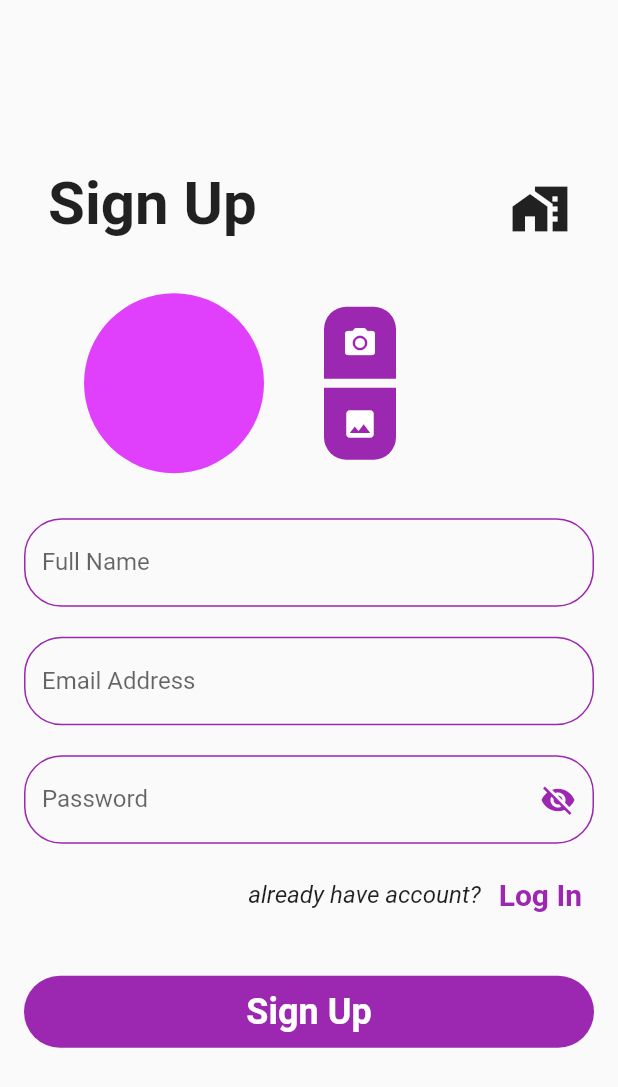
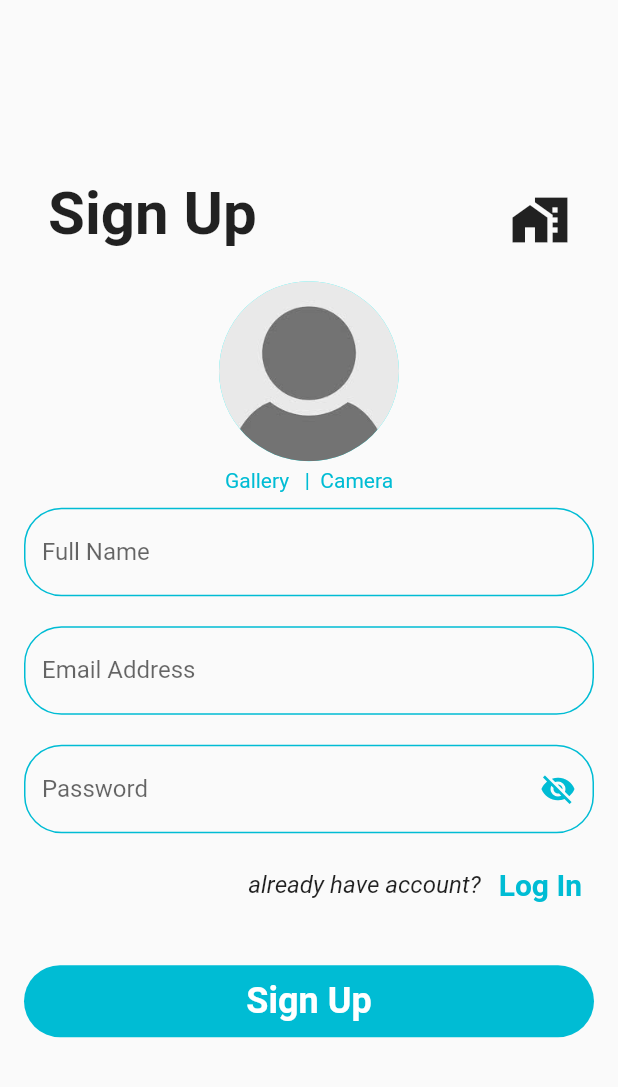
Before and after one commit to Rishika1412/multi_store, a Flutter app: the CustomerRegister screen opened by its route, after a tap on the "home work" icon, after a tap on "Log In", after a tap on "Sign Up", on a phone screen of 412 x 824 dp. Shown: the top 1087 px of the screen. Run offline on Flutter 3.47's test engine with Material 2 defaults, Android fonts, the phone set to English and light mode, and no system bars; our stand-ins replace animated_text_kit, badges, cloud_firestore, expandable, firebase_auth, firebase_core and 12 more; missing offline and left inert: country_state_city_picker, flutter_stripe, staggered_grid_view_flutter; accounts and stored records are empty; network calls fail; project files that could hold a hidden picture were left out.

Commit message:
changes in signup screens

```diff
--- a/lib/auth/customer_signup.dart
+++ b/lib/auth/customer_signup.dart
@@ -4,6 +4,7 @@ import 'dart:io';
 
 import 'package:cloud_firestore/cloud_firestore.dart';
 import 'package:firebase_auth/firebase_auth.dart';
+import 'package:flutter/gestures.dart';
 import 'package:flutter/material.dart';
 import 'package:multi_store/providers/auht_repo.dart';
 import 'package:multi_store/widgets/auth_widgets.dart';
@@ -145,57 +146,63 @@ class _CustomerRegisterState extends State<CustomerRegister> {
                   child: Column(
                     children: [
                       const AuthHeaderLabel(headerLabel: 'Sign Up'),
-                      Row(
+                      if (_imageFile == null)
+                        Column(
+                          children: [
+                            const Padding(
+                              padding: EdgeInsets.symmetric(
+                                  vertical: 5, horizontal: 40),
+                              child: CircleAvatar(
+                                radius: 60,
+                                backgroundColor: Colors.cyanAccent,
+                                backgroundImage:
+                                    AssetImage('images/inapp/guest.jpg'),
+                              ),
+                            ),
+                            RichText(
+                              text: TextSpan(
+                                  text: 'Gallery   | ',
+                                  style: TextStyle(color: Colors.cyan),
+                                  children: [
+                                    TextSpan(
+                                        text: ' Camera',
+                                        style: TextStyle(color: Colors.cyan),
+                                        recognizer: TapGestureRecognizer()
+                                          ..onTap =
+                                              (() => _pickImageFromCamera())),
+                                  ],
+                                  recognizer: TapGestureRecognizer()
+                                    ..onTap = (() => _pickImageFromGallery())),
+                            )
+                          ],
+                        ),
+                      if (_imageFile != null)
+                        Column(
                           children: [
                             Padding(
                               padding: const EdgeInsets.symmetric(
-                                vertical: 20, horizontal: 40),
+                                  vertical: 5, horizontal: 40),
                               child: CircleAvatar(
                                 radius: 60,
-                              backgroundColor: Colors.purpleAccent,
-                              backgroundImage: _imageFile == null
-                                  ? null
-                                  : FileImage(File(_imageFile!.path)),
+                                backgroundColor: Colors.cyanAccent,
+                                backgroundImage:
+                                    FileImage(File(_imageFile!.path)),
                               ),
                             ),
-                          Column(
+                            RichText(
+                              text: TextSpan(
+                                  text: 'Gallery   | ',
+                                  style: TextStyle(color: Colors.cyan),
                                   children: [
-                              Container(
-                                decoration: const BoxDecoration(
-                                    color: Colors.purple,
-                                    borderRadius: BorderRadius.only(
-                                        topLeft: Radius.circular(15),
-                                        topRight: Radius.circular(15))),
-                                child: IconButton(
-                                  icon: const Icon(
-                                    Icons.camera_alt,
-                                    color: Colors.white,
-                                  ),
-                                  onPressed: () {
-                                    _pickImageFromCamera();
-                                  },
-                                ),
-                              ),
-                              const SizedBox(
-                                height: 6,
-                              ),
-                              Container(
-                                decoration: const BoxDecoration(
-                                    color: Colors.purple,
-                                    borderRadius: BorderRadius.only(
-                                        bottomLeft: Radius.circular(15),
-                                        bottomRight: Radius.circular(15))),
-                                child: IconButton(
-                                  icon: const Icon(
-                                    Icons.photo,
-                                    color: Colors.white,
-                                  ),
-                                  onPressed: () {
-                                    _pickImageFromGallery();
-                                  },
-                                ),
-                              )
+                                    TextSpan(
+                                        text: '  Camera',
+                                        style: TextStyle(color: Colors.cyan),
+                                        recognizer: TapGestureRecognizer()
+                                          ..onTap =
+                                              (() => _pickImageFromCamera())),
                                   ],
+                                  recognizer: TapGestureRecognizer()
+                                    ..onTap = (() => _pickImageFromGallery())),
                             )
                           ],
                         ),
@@ -264,7 +271,7 @@ class _CustomerRegisterState extends State<CustomerRegister> {
                                   passwordVisible
                                       ? Icons.visibility
                                       : Icons.visibility_off,
-                                  color: Colors.purple,
+                                  color: Colors.cyan,
                                 )),
                             labelText: 'Password',
                             hintText: 'Enter your password',
@@ -281,7 +288,7 @@ class _CustomerRegisterState extends State<CustomerRegister> {
                       ),
                       processing == true
                           ? const CircularProgressIndicator(
-                              color: Colors.purple,
+                              color: Colors.cyan,
                             )
                           : AuthMainButton(
                               mainButtonLabel: 'Sign Up',
--- a/lib/auth/supplier_login.dart
+++ b/lib/auth/supplier_login.dart
@@ -152,7 +152,7 @@ class _SupplierLoginState extends State<SupplierLogin> {
                                   passwordVisible
                                       ? Icons.visibility
                                       : Icons.visibility_off,
-                                  color: Colors.purple,
+                                  color: Colors.cyan,
                                 )),
                             labelText: 'Password',
                             hintText: 'Enter your password',
@@ -183,7 +183,7 @@ class _SupplierLoginState extends State<SupplierLogin> {
                       processing == true
                           ? const Center(
                               child: CircularProgressIndicator(
-                              color: Colors.purple,
+                              color: Colors.cyan,
                             ))
                           : AuthMainButton(
                               mainButtonLabel: 'Log In',
--- a/lib/auth/supplier_signup.dart
+++ b/lib/auth/supplier_signup.dart
@@ -4,6 +4,7 @@ import 'dart:io';
 
 import 'package:cloud_firestore/cloud_firestore.dart';
 import 'package:firebase_auth/firebase_auth.dart';
+import 'package:flutter/gestures.dart';
 import 'package:flutter/material.dart';
 import 'package:multi_store/providers/auht_repo.dart';
 import 'package:multi_store/widgets/auth_widgets.dart';
@@ -170,57 +171,63 @@ class _SupplierRegisterState extends State<SupplierRegister> {
                   child: Column(
                     children: [
                       const AuthHeaderLabel(headerLabel: 'Sign Up'),
-                      Row(
+                      if (_imageFile == null)
+                        Column(
+                          children: [
+                            const Padding(
+                              padding: EdgeInsets.symmetric(
+                                  vertical: 5, horizontal: 40),
+                              child: CircleAvatar(
+                                radius: 60,
+                                backgroundColor: Colors.cyanAccent,
+                                backgroundImage:
+                                    AssetImage('images/inapp/guest.jpg'),
+                              ),
+                            ),
+                            RichText(
+                              text: TextSpan(
+                                  text: 'Gallery   | ',
+                                  style: TextStyle(color: Colors.cyan),
+                                  children: [
+                                    TextSpan(
+                                        text: ' Camera',
+                                        style: TextStyle(color: Colors.cyan),
+                                        recognizer: TapGestureRecognizer()
+                                          ..onTap =
+                                              (() => _pickImageFromCamera())),
+                                  ],
+                                  recognizer: TapGestureRecognizer()
+                                    ..onTap = (() => _pickImageFromGallery())),
+                            )
+                          ],
+                        ),
+                      if (_imageFile != null)
+                        Column(
                           children: [
                             Padding(
                               padding: const EdgeInsets.symmetric(
-                                vertical: 20, horizontal: 40),
+                                  vertical: 5, horizontal: 40),
                               child: CircleAvatar(
                                 radius: 60,
-                              backgroundColor: Colors.purpleAccent,
-                              backgroundImage: _imageFile == null
-                                  ? null
-                                  : FileImage(File(_imageFile!.path)),
+                                backgroundColor: Colors.cyanAccent,
+                                backgroundImage:
+                                    FileImage(File(_imageFile!.path)),
                               ),
                             ),
-                          Column(
+                            RichText(
+                              text: TextSpan(
+                                  text: 'Gallery   | ',
+                                  style: TextStyle(color: Colors.cyan),
                                   children: [
-                              Container(
-                                decoration: const BoxDecoration(
-                                    color: Colors.purple,
-                                    borderRadius: BorderRadius.only(
-                                        topLeft: Radius.circular(15),
-                                        topRight: Radius.circular(15))),
-                                child: IconButton(
-                                  icon: const Icon(
-                                    Icons.camera_alt,
-                                    color: Colors.white,
-                                  ),
-                                  onPressed: () {
-                                    _pickImageFromCamera();
-                                  },
-                                ),
-                              ),
-                              const SizedBox(
-                                height: 6,
-                              ),
-                              Container(
-                                decoration: const BoxDecoration(
-                                    color: Colors.purple,
-                                    borderRadius: BorderRadius.only(
-                                        bottomLeft: Radius.circular(15),
-                                        bottomRight: Radius.circular(15))),
-                                child: IconButton(
-                                  icon: const Icon(
-                                    Icons.photo,
-                                    color: Colors.white,
-                                  ),
-                                  onPressed: () {
-                                    _pickImageFromGallery();
-                                  },
-                                ),
-                              )
+                                    TextSpan(
+                                        text: '  Camera',
+                                        style: TextStyle(color: Colors.cyan),
+                                        recognizer: TapGestureRecognizer()
+                                          ..onTap =
+                                              (() => _pickImageFromCamera())),
                                   ],
+                                  recognizer: TapGestureRecognizer()
+                                    ..onTap = (() => _pickImageFromGallery())),
                             )
                           ],
                         ),
@@ -289,7 +296,7 @@ class _SupplierRegisterState extends State<SupplierRegister> {
                                   passwordVisible
                                       ? Icons.visibility
                                       : Icons.visibility_off,
-                                  color: Colors.purple,
+                                  color: Colors.cyan,
                                 )),
                             labelText: 'Password',
                             hintText: 'Enter your password',
@@ -306,7 +313,7 @@ class _SupplierRegisterState extends State<SupplierRegister> {
                       ),
                       processing == true
                           ? const CircularProgressIndicator(
-                              color: Colors.purple,
+                              color: Colors.cyan,
                             )
                           : AuthMainButton(
                               mainButtonLabel: 'Sign Up',
--- a/lib/minor_screens/forgot_password.dart
+++ b/lib/minor_screens/forgot_password.dart
@@ -88,7 +88,7 @@ var emailFormDecoration = InputDecoration(
   hintText: 'Enter your full name',
   border: OutlineInputBorder(borderRadius: BorderRadius.circular(6)),
   enabledBorder: OutlineInputBorder(
-      borderSide: const BorderSide(color: Colors.purple, width: 1),
+      borderSide: const BorderSide(color: Colors.cyan, width: 1),
       borderRadius: BorderRadius.circular(6)),
   focusedBorder: OutlineInputBorder(
       borderSide: const BorderSide(color: Colors.deepPurpleAccent, width: 2),
--- a/lib/minor_screens/update_password.dart
+++ b/lib/minor_screens/update_password.dart
@@ -158,7 +158,7 @@ var passwordFormDecoration = InputDecoration(
   hintText: 'Enter your full name',
   border: OutlineInputBorder(borderRadius: BorderRadius.circular(6)),
   enabledBorder: OutlineInputBorder(
-      borderSide: const BorderSide(color: Colors.purple, width: 1),
+      borderSide: const BorderSide(color: Colors.cyan, width: 1),
       borderRadius: BorderRadius.circular(6)),
   focusedBorder: OutlineInputBorder(
       borderSide: const BorderSide(color: Colors.deepPurpleAccent, width: 2),
--- a/lib/widgets/auth_widgets.dart
+++ b/lib/widgets/auth_widgets.dart
@@ -12,7 +12,7 @@ class AuthMainButton extends StatelessWidget {
     return Padding(
       padding: const EdgeInsets.symmetric(vertical: 30),
       child: Material(
-        color: Colors.purple,
+        color: Colors.cyan,
         borderRadius: BorderRadius.circular(25),
         child: MaterialButton(
             minWidth: double.infinity,
@@ -54,7 +54,7 @@ class HaveAccount extends StatelessWidget {
             child: Text(
               actionLabel,
               style: const TextStyle(
-                  color: Colors.purple,
+                  color: Colors.cyan,
                   fontWeight: FontWeight.bold,
                   fontSize: 20),
             ))
@@ -98,10 +98,10 @@ var textFormDecoration = InputDecoration(
   hintText: 'Enter your full name',
   border: OutlineInputBorder(borderRadius: BorderRadius.circular(25)),
   enabledBorder: OutlineInputBorder(
-      borderSide: const BorderSide(color: Colors.purple, width: 1),
+      borderSide: const BorderSide(color: Colors.cyan, width: 1),
       borderRadius: BorderRadius.circular(25)),
   focusedBorder: OutlineInputBorder(
-      borderSide: const BorderSide(color: Colors.deepPurpleAccent, width: 2),
+      borderSide: BorderSide(color: Colors.deepPurpleAccent, width: 2),
       borderRadius: BorderRadius.circular(25)),
 );
 
```
Also changed, not shown: lib/auth/customer_login.dart (+7 -7 lines), lib/main_screens/profile.dart (+96 -95 lines), pubspec.lock. Lines whose indentation alone changed are shown as unchanged.
